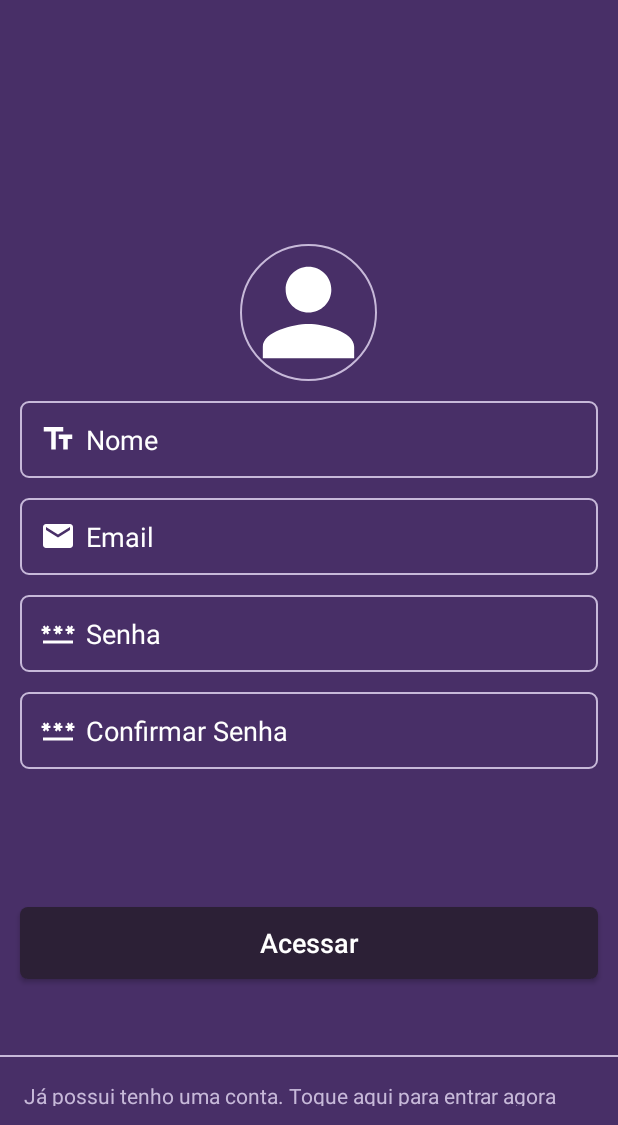
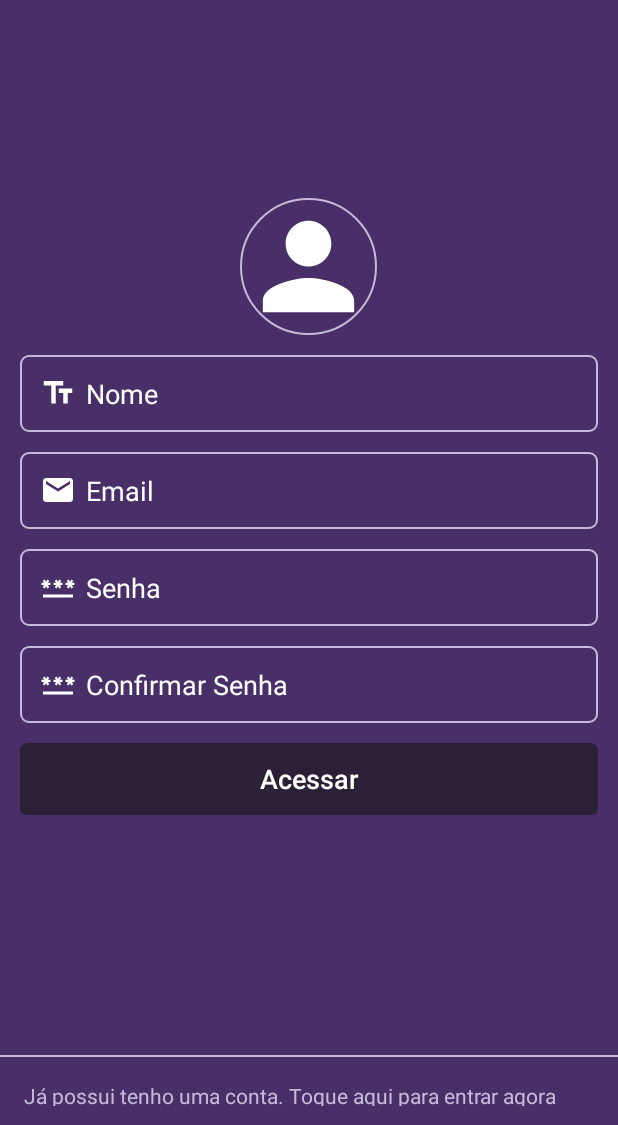
Before and after one commit to GustHenrique/ibookapp_master, an Android app: the telacadastro screen opened directly, with no data from a screen before it, on a phone screen of 412 x 824 dp, the part 111-1236 px from its top. Run offline under Robolectric (Android 15) with nearby library versions, the phone set to English and light mode, and no system bars; our stand-ins replace CircleImageView, sdp/ssp sizes; libraries missing offline, so code that uses them is left out: com.theartofdev.edmodo; pictures from the network do not load.

Commit message:
alteração botao

```diff
--- a/app/src/main/res/layout/telacadastro.xml
+++ b/app/src/main/res/layout/telacadastro.xml
@@ -111,16 +111,13 @@
             android:textColor="@color/colorTextSecondary"
             android:textColorHint="@color/white"
             android:textSize="@dimen/_14sdp" />
-    </LinearLayout>
 
         <Button
             android:id="@+id/btnCadastrarUsuario"
             android:layout_width="match_parent"
             android:layout_height="wrap_content"
             android:layout_alignParentBottom="true"
-        android:layout_marginEnd="@dimen/_10sdp"
-        android:layout_marginBottom="@dimen/_75sdp"
-        android:layout_marginStart="@dimen/_10sdp"
+            android:layout_marginTop="@dimen/_10sdp"
             android:background="@drawable/background_button"
             android:drawablePadding="@dimen/_5sdp"
             android:hint="Acessar"
@@ -129,6 +126,7 @@
             android:textColor="@color/colorTextSecondary"
             android:textColorHint="@color/white"
             android:textSize="@dimen/_14sdp" />
+    </LinearLayout>
 
     <LinearLayout
         android:layout_width="match_parent"
```
Lines whose indentation alone changed are shown as unchanged.
